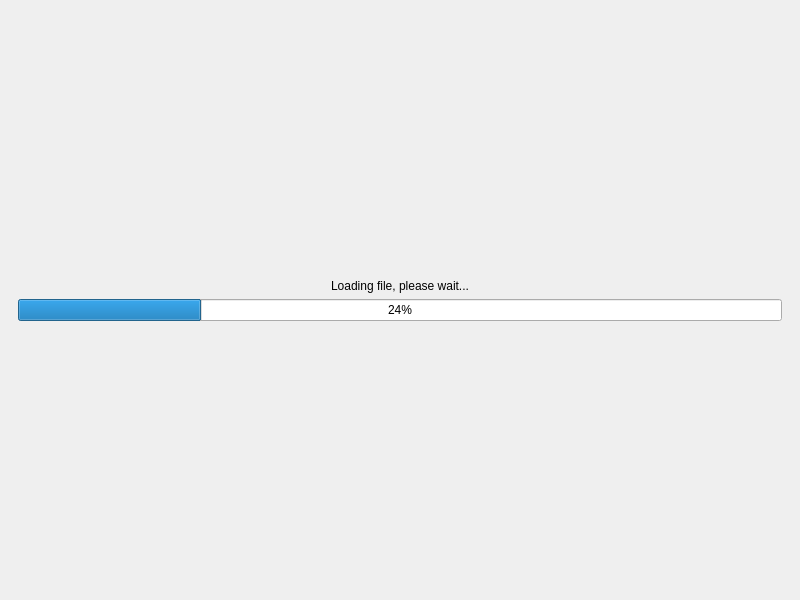
Before: the Qt Designer form gui/mainwindow.ui in KDE/heaptrack, drawn with Qt 5.
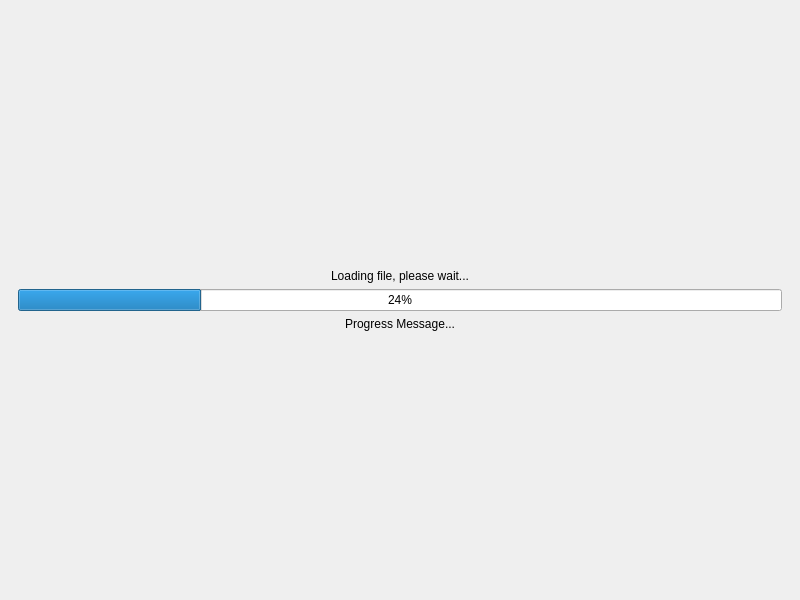
After: the same form once the commit is applied. The open tabs and pages were chosen to show the change. Custom widgets are drawn as their Qt base class.

What changed in the file:
```diff
--- a/gui/mainwindow.ui
+++ b/gui/mainwindow.ui
@@ -63,6 +63,19 @@
           </property>
          </widget>
         </item>
+        <item>
+         <widget class="QLabel" name="progressLabel">
+          <property name="text">
+           <string notr="true">Progress Message...</string>
+          </property>
+          <property name="alignment">
+           <set>Qt::AlignCenter</set>
+          </property>
+          <property name="wordWrap">
+           <bool>true</bool>
+          </property>
+         </widget>
+        </item>
         <item>
          <spacer name="verticalSpacer_2">
           <property name="orientation">
```
